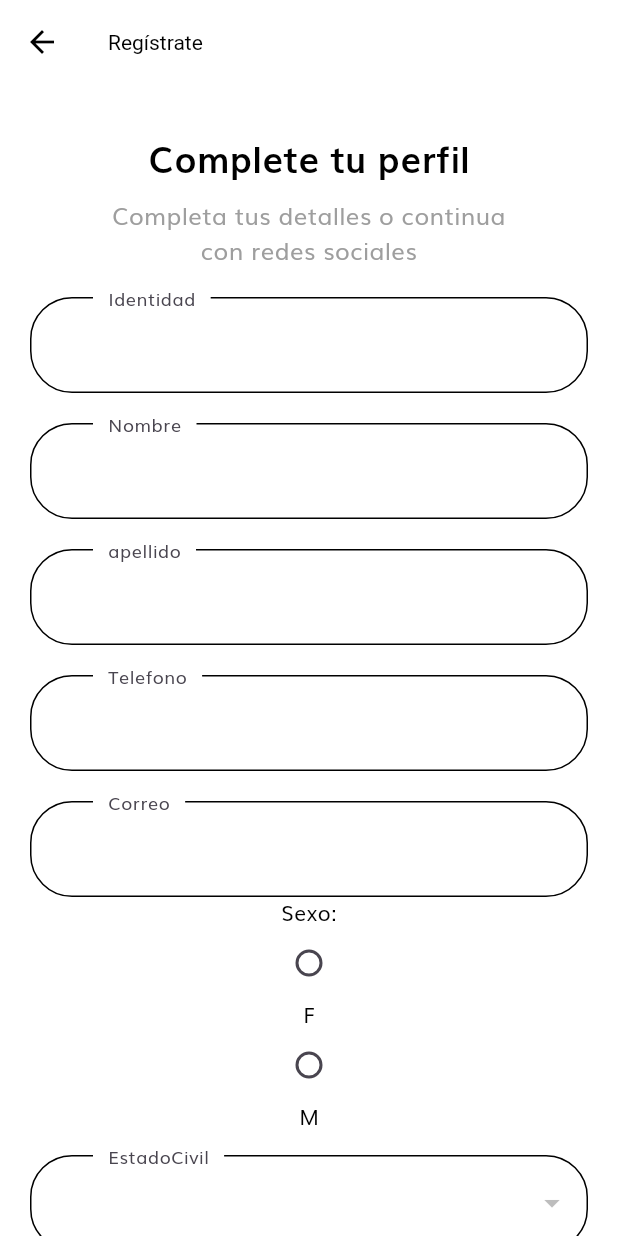
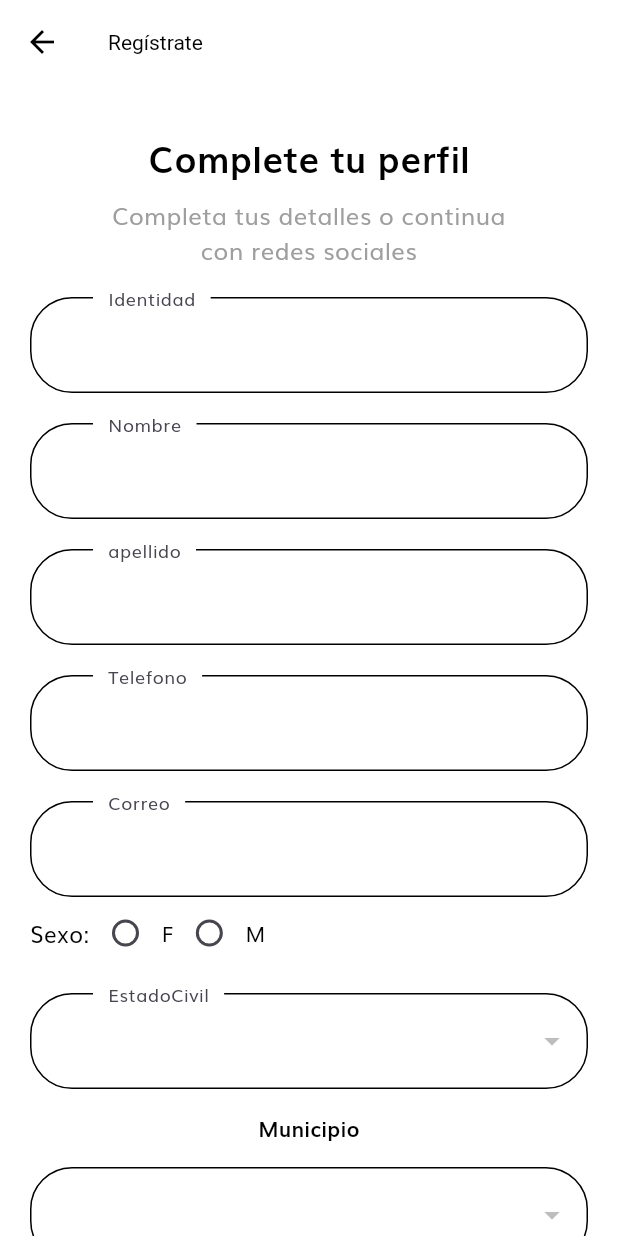
Before and after one commit to Hector11S/Fluttter_Eventooos, a Flutter app: the CompleteProfileScreen screen opened by its route, on a phone screen of 412 x 824 dp. Run offline on Flutter 3.47's test engine with Material 3 defaults, Android fonts, the phone set to English and light mode, and no system bars; our stand-ins replace charts_flutter, flutter_svg, shared_preferences; accounts and stored records are empty; network calls fail.

Commit message:
algunas cosas

```diff
--- a/E-commerce-Complete-Flutter-UI-master (2)/E-commerce-Complete-Flutter-UI-master/lib/screens/complete_profile/components/complete_profile_form.dart
+++ b/E-commerce-Complete-Flutter-UI-master (2)/E-commerce-Complete-Flutter-UI-master/lib/screens/complete_profile/components/complete_profile_form.dart
@@ -21,7 +21,7 @@ class _CompleteProfileFormState extends State<CompleteProfileForm> {
   List<EstadoCivil> _civil = [];
   List<Municipio> _Muni = [];
   int? _selectedCivilId;
-  int? _selectedMuniId ;
+  String? _selectedMuniId ;
   String urlClienteregistro = "http://www.gestioneventooooss.somee.com/Api/Usuario/API/Usuario/Registrar";
   String urlCivil = "http://www.gestioneventooooss.somee.com/Api/Cliente/ListCivil";
   String urlMuni = "http://www.gestioneventooooss.somee.com/Api/Cliente/ListMuni";
@@ -195,7 +195,14 @@ class _CompleteProfileFormState extends State<CompleteProfileForm> {
                   return null;
                 },
           ),
-   Text("Sexo:"),
+Row(
+  children: [
+    Text(
+      "Sexo:",
+      style: TextStyle(fontSize: 15), // Modifica el tamaño de fuente aquí
+    ),
+    Row(
+      children: [
         Radio<String>(
           value: "F",
           groupValue: _ClienteModel.Clie_Sexo,
@@ -206,6 +213,10 @@ class _CompleteProfileFormState extends State<CompleteProfileForm> {
           },
         ),
         Text("F"),
+      ],
+    ),
+    Row(
+      children: [
         Radio<String>(
           value: "M",
           groupValue: _ClienteModel.Clie_Sexo,
@@ -216,6 +227,10 @@ class _CompleteProfileFormState extends State<CompleteProfileForm> {
           },
         ),
         Text("M"),
+      ],
+    ),
+  ],
+),
 SizedBox(height: 16),
               DropdownButtonFormField<int>(
                 value: _selectedCivilId,
@@ -237,6 +252,23 @@ class _CompleteProfileFormState extends State<CompleteProfileForm> {
                   }
                   return null;
                 },
+              ),        const SizedBox(height: 16),
+              const Text('Municipio', style: TextStyle(fontWeight: FontWeight.bold)),
+              const SizedBox(height: 16),
+            DropdownButtonFormField<String>(
+            value: _selectedMuniId,
+            onChanged: (String? newValue) {
+            setState(() {
+            _selectedMuniId = newValue;
+            _selectedMuniId = newValue ?? ''; // Aquí actualizamos el controlador del rol.
+            });
+            },
+            items: _Muni.map<DropdownMenuItem<String>>((Municipio mun) {
+              return DropdownMenuItem<String>(
+                value: mun.id,
+                child: Text(mun.nombre),
+              );
+            }).toList(),
           ),
           const SizedBox(height: 20),
           TextFormField(
@@ -249,6 +281,7 @@ class _CompleteProfileFormState extends State<CompleteProfileForm> {
                   return null;
                 },
           ),
+          const SizedBox(height: 20),
          TextFormField(
   onChanged: (value) => _ClienteModel.Usua_Contra = value,
   obscureText: true, // Oculta el texto ingresado
@@ -260,7 +293,7 @@ class _CompleteProfileFormState extends State<CompleteProfileForm> {
     return null;
   },
 ),
-        const SizedBox(height: 10),
+        const SizedBox(height: 15),
 ElevatedButton(
   onPressed: () {
     if (_formKey.currentState!.validate()) {
@@ -295,19 +328,17 @@ class EstadoCivil {
   }
 }
 
+
 class Municipio {
   final String id;
-  final String descripcion;
+  final String nombre;
 
-  Municipio({
-    required this.id,
-    required this.descripcion,
-  });
+  Municipio({required this.id, required this.nombre});
 
   factory Municipio.fromJson(Map<String, dynamic> json) {
     return Municipio(
       id: json['muni_Id'].toString(),
-      descripcion: json['muni_Descripcion'],
+      nombre: json['muni_Descripcion'],
     );
   }
 }
--- a/E-commerce-Complete-Flutter-UI-master (2)/E-commerce-Complete-Flutter-UI-master/lib/screens/home/components/home_header.dart
+++ b/E-commerce-Complete-Flutter-UI-master (2)/E-commerce-Complete-Flutter-UI-master/lib/screens/home/components/home_header.dart
@@ -1,5 +1,6 @@
 import 'package:flutter/material.dart';
 import 'package:flutter_svg/svg.dart';
+import 'package:shared_preferences/shared_preferences.dart';
 
 import '../../cart/cart_screen.dart';
 import 'icon_btn_with_counter.dart';
@@ -27,10 +28,8 @@ Widget build(BuildContext context) {
           child: Text("Cerrar Sesión"),
           onTap: () async {
             // Eliminar datos de SharedPreferences
+          Navigator.of(context).pushNamedAndRemoveUntil(SignInScreen.routeName, (route)=>false);
 
-
-            // Navegar a la pantalla de inicio de sesión y reemplazar la pantalla actual
-            Navigator.pushReplacementNamed(context, SignInScreen.routeName);
           },
         ),
           const SizedBox(width: 8),
--- a/E-commerce-Complete-Flutter-UI-master (2)/E-commerce-Complete-Flutter-UI-master/lib/screens/sign_in/components/sign_form.dart
+++ b/E-commerce-Complete-Flutter-UI-master (2)/E-commerce-Complete-Flutter-UI-master/lib/screens/sign_in/components/sign_form.dart
@@ -146,8 +146,8 @@ class _SignFormState extends State<SignForm> {
               return null;
             },
             decoration: const InputDecoration(
-              labelText: "Contraseñia",
-              hintText: "Ingrese su contraseñia",
+              labelText: "Contraseña",
+              hintText: "Ingrese su contraseña",
               // If  you are using latest version of flutter then lable text and hint text shown like this
               // if you r using flutter less then 1.20.* then maybe this is not working properly
               floatingLabelBehavior: FloatingLabelBehavior.always,
@@ -172,7 +172,7 @@ class _SignFormState extends State<SignForm> {
                 onTap: () => Navigator.pushNamed(
                     context, ForgotPasswordScreen.routeName),
                 child: const Text(
-                  "Forgot Password",
+                  "Restablecer Contraseña",
                   style: TextStyle(decoration: TextDecoration.underline),
                 ),
               )
```
Also changed, not shown: E-commerce-Complete-Flutter-UI-master (2)/E-commerce-Complete-Flutter-UI-master/lib/screens/Carrito/RealizarPedido.dart (+43 -34 lines). Lines whose indentation alone changed are shown as unchanged.
